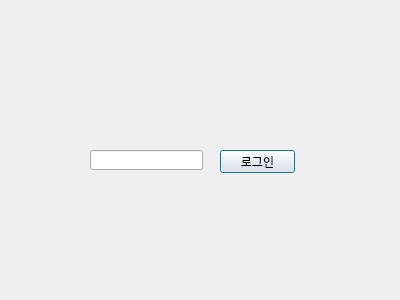
Above: login.ui from Jung-jaewoo/lottesuper before the change. Below: the same form after it.
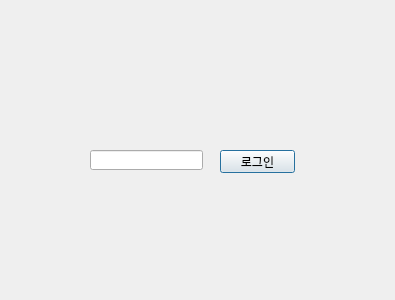
That is the form after the change.

Commit message: sql 파일 추가

What changed in the file:
```diff
--- a/login.ui
+++ b/login.ui
@@ -6,7 +6,7 @@
    <rect>
     <x>0</x>
     <y>0</y>
-    <width>400</width>
+    <width>395</width>
     <height>300</height>
    </rect>
   </property>
```
